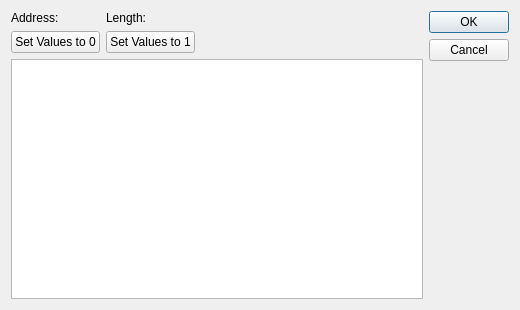
First picture: the form in modscan64/dialogforcemultiplecoils.ui, repository sanny32/OpenModScan, before the edit.
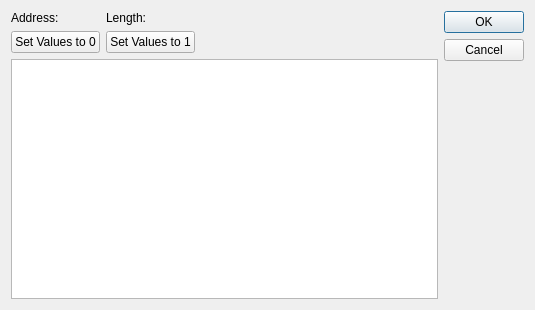
Second picture: the form after the edit.

Commit message: Developing dialog for forcing multiple registers

What changed in the file:
```diff
--- a/modscan64/dialogforcemultiplecoils.ui
+++ b/modscan64/dialogforcemultiplecoils.ui
@@ -6,13 +6,13 @@
    <rect>
     <x>0</x>
     <y>0</y>
-    <width>520</width>
+    <width>535</width>
     <height>310</height>
    </rect>
   </property>
   <property name="minimumSize">
    <size>
-    <width>520</width>
+    <width>535</width>
     <height>310</height>
    </size>
   </property>
```
The commit also changes 6 other files.
